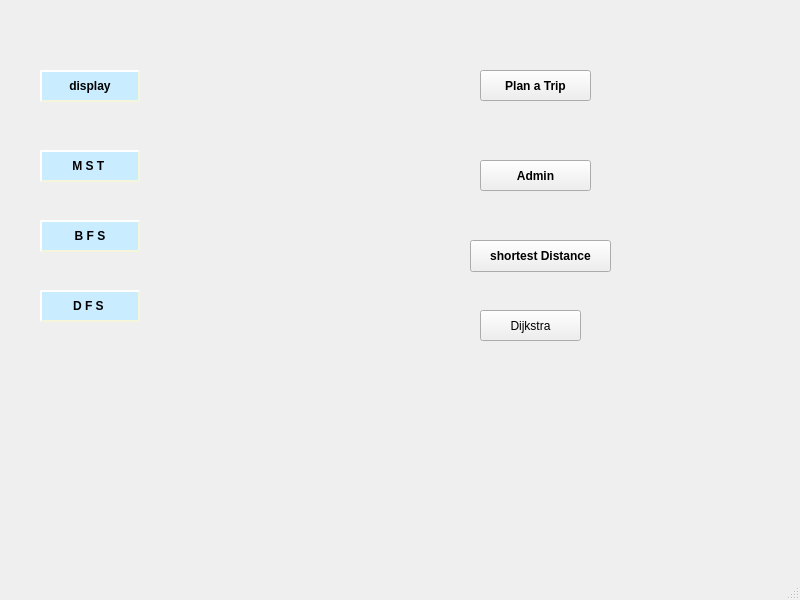
Before: the Qt Designer form Project-2-NFL/mainwindow.ui in massivemembrain/Project-2-NFL, drawn with Qt 5.
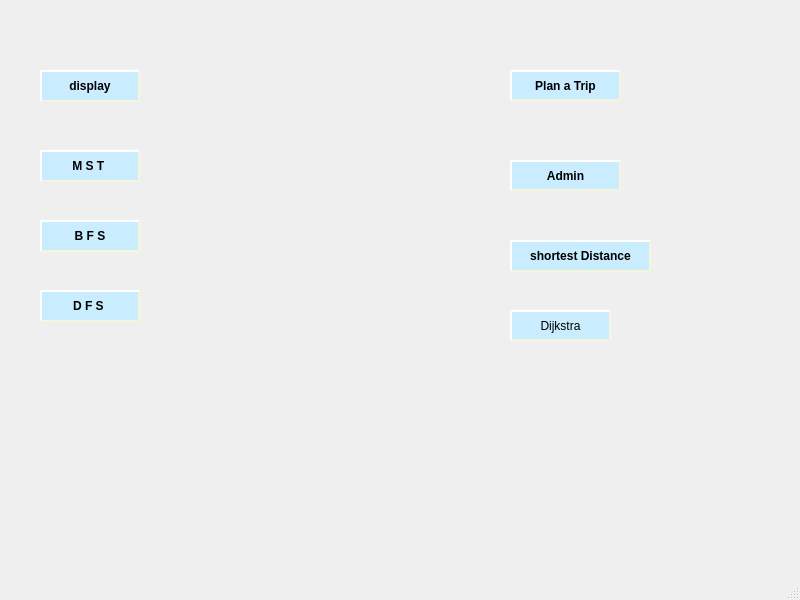
After: the same form once the commit is applied.

The edit to the form file:
```diff
--- a/Project-2-NFL/mainwindow.ui
+++ b/Project-2-NFL/mainwindow.ui
@@ -17,7 +17,7 @@
    <widget class="QPushButton" name="pushButton">
     <property name="geometry">
      <rect>
-      <x>480</x>
+      <x>510</x>
       <y>160</y>
       <width>111</width>
       <height>31</height>
@@ -28,6 +28,14 @@
       <bold>true</bold>
      </font>
     </property>
+    <property name="styleSheet">
+     <string notr="true">QPushButton{
+    background-color: rgb(201, 236, 255);
+    border-style: outset;
+    border-width: 2px;
+    border-color: beige;
+}</string>
+    </property>
     <property name="text">
      <string>Admin</string>
     </property>
@@ -87,7 +95,7 @@
    <widget class="QPushButton" name="pushButton_trip">
     <property name="geometry">
      <rect>
-      <x>480</x>
+      <x>510</x>
       <y>70</y>
       <width>111</width>
       <height>31</height>
@@ -98,6 +106,14 @@
       <bold>true</bold>
      </font>
     </property>
+    <property name="styleSheet">
+     <string notr="true">QPushButton{
+    background-color: rgb(201, 236, 255);
+    border-style: outset;
+    border-width: 2px;
+    border-color: beige;
+}</string>
+    </property>
     <property name="text">
      <string>Plan a Trip</string>
     </property>
@@ -157,7 +173,7 @@
    <widget class="QPushButton" name="pushButton_shortdist">
     <property name="geometry">
      <rect>
-      <x>470</x>
+      <x>510</x>
       <y>240</y>
       <width>141</width>
       <height>32</height>
@@ -168,6 +184,14 @@
       <bold>true</bold>
      </font>
     </property>
+    <property name="styleSheet">
+     <string notr="true">QPushButton{
+    background-color: rgb(201, 236, 255);
+    border-style: outset;
+    border-width: 2px;
+    border-color: beige;
+}</string>
+    </property>
     <property name="text">
      <string>shortest Distance</string>
     </property>
@@ -175,12 +199,20 @@
    <widget class="QPushButton" name="pushButton_dijkstra">
     <property name="geometry">
      <rect>
-      <x>480</x>
+      <x>510</x>
       <y>310</y>
       <width>101</width>
       <height>31</height>
      </rect>
     </property>
+    <property name="styleSheet">
+     <string notr="true">QPushButton{
+    background-color: rgb(201, 236, 255);
+    border-style: outset;
+    border-width: 2px;
+    border-color: beige;
+}</string>
+    </property>
     <property name="text">
      <string>Dijkstra</string>
     </property>
```
Left out of the diff: 2 changed lines with no effect on the pictures.
